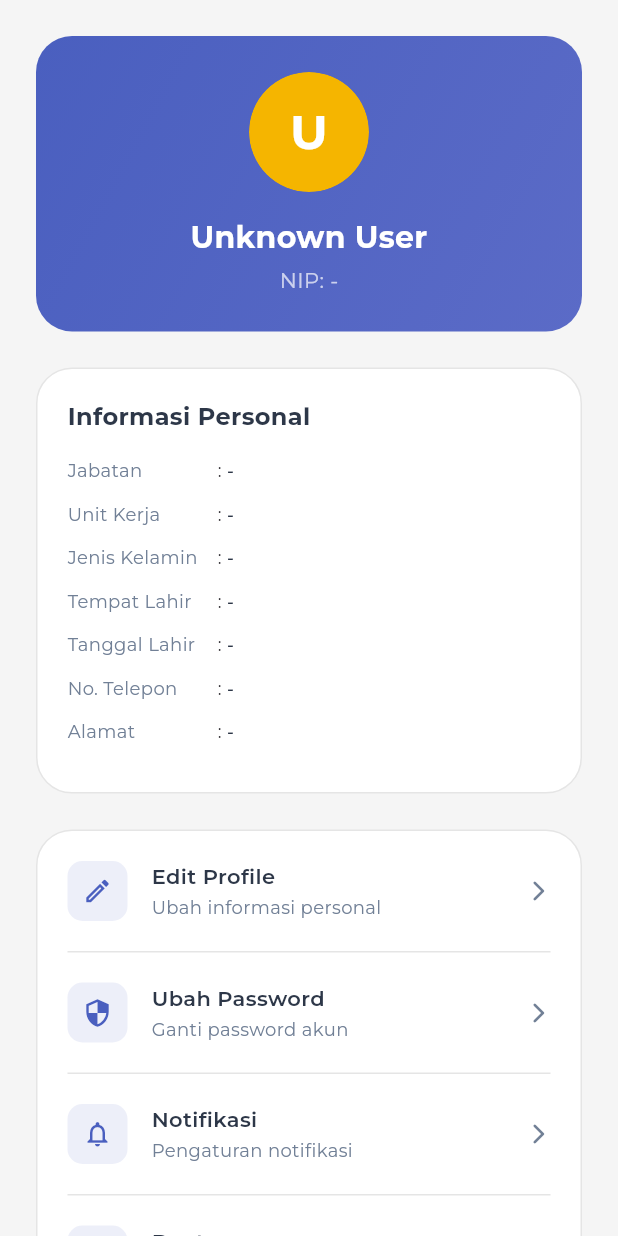
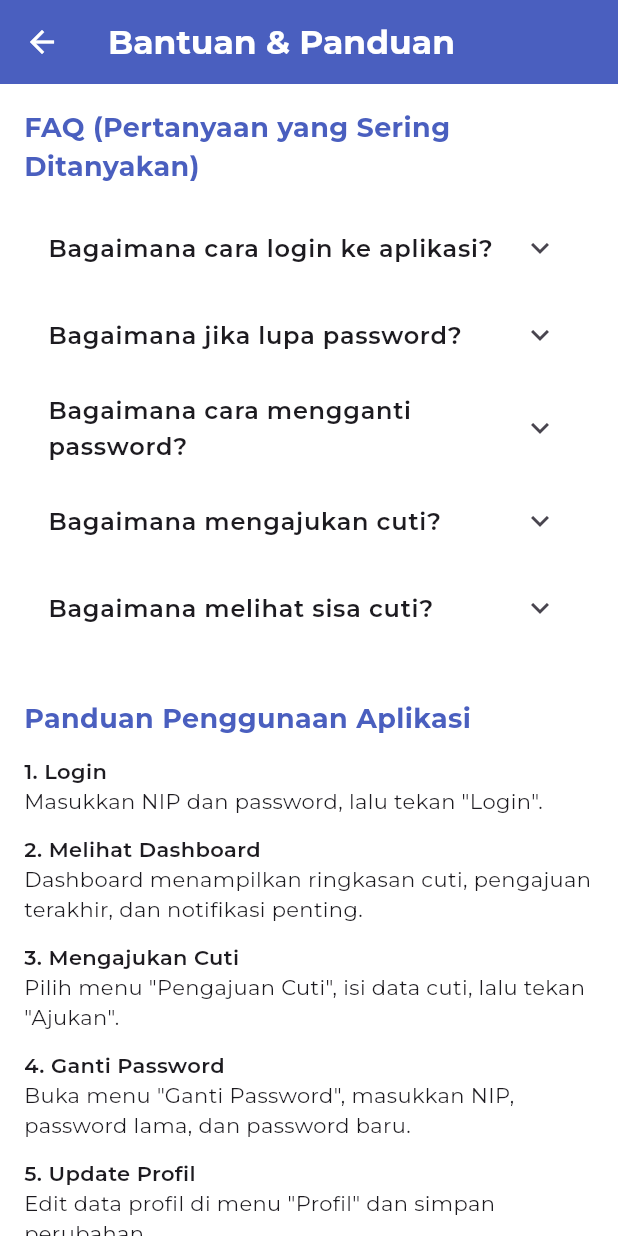
Before and after one commit to ririks/Project-mobile, a Flutter app: the StafProfileScreen screen opened directly, after a tap on "Bantuan", on a phone screen of 412 x 824 dp. Run offline on Flutter 3.47's test engine with Material 3 defaults, Android fonts, the phone set to English and light mode, and no system bars; our stand-ins replace file_picker, flutter_slidable, google_fonts, image_picker, shared_preferences, supabase_flutter; accounts and stored records are empty.

Commit message:
update help

```diff
--- a/jedapus/lib/app.dart
+++ b/jedapus/lib/app.dart
@@ -43,6 +43,7 @@ class _JedapusAppState extends State<JedapusApp> {
           ),
         ),
       ),
+      debugShowCheckedModeBanner: false,
       home: Consumer<AuthProvider>(
         builder: (context, auth, _) {
           if (kDebugMode) {
--- a/jedapus/lib/presentation/screens/shared/help_screen.dart
+++ b/jedapus/lib/presentation/screens/shared/help_screen.dart
@@ -0,0 +1,169 @@
+import 'package:flutter/material.dart';
+import 'package:google_fonts/google_fonts.dart';
+
+class HelpScreen extends StatelessWidget {
+  const HelpScreen({super.key});
+
+  @override
+  Widget build(BuildContext context) {
+    return Scaffold(
+      appBar: AppBar(
+        title: Text(
+          'Bantuan & Panduan',
+          style: GoogleFonts.montserrat(fontWeight: FontWeight.bold),
+        ),
+        backgroundColor: const Color(0xFF4A5FBF),
+        foregroundColor: Colors.white,
+      ),
+      body: ListView(
+        padding: const EdgeInsets.all(16),
+        children: [
+          Text(
+            'FAQ (Pertanyaan yang Sering Ditanyakan)',
+            style: GoogleFonts.montserrat(
+              fontSize: 18,
+              fontWeight: FontWeight.bold,
+              color: const Color(0xFF4A5FBF),
+            ),
+          ),
+          const SizedBox(height: 12),
+          _buildFAQSection(),
+          const SizedBox(height: 32),
+          Text(
+            'Panduan Penggunaan Aplikasi',
+            style: GoogleFonts.montserrat(
+              fontSize: 18,
+              fontWeight: FontWeight.bold,
+              color: const Color(0xFF4A5FBF),
+            ),
+          ),
+          const SizedBox(height: 12),
+          _buildGuideSection(),
+        ],
+      ),
+    );
+  }
+
+  Widget _buildFAQSection() {
+    return Column(
+      children: [
+        ExpansionTile(
+          title: Text('Bagaimana cara login ke aplikasi?', style: GoogleFonts.montserrat(fontWeight: FontWeight.w600)),
+          children: [
+            ListTile(
+              title: Text(
+                'Masukkan NIP dan password Anda pada halaman login, lalu tekan tombol "Login". Jika data benar, Anda akan masuk ke dashboard.',
+                style: GoogleFonts.montserrat(),
+              ),
+            ),
+          ],
+        ),
+        ExpansionTile(
+          title: Text('Bagaimana jika lupa password?', style: GoogleFonts.montserrat(fontWeight: FontWeight.w600)),
+          children: [
+            ListTile(
+              title: Text(
+                'Silakan hubungi admin HRD untuk reset password. Fitur reset otomatis belum tersedia.',
+                style: GoogleFonts.montserrat(),
+              ),
+            ),
+          ],
+        ),
+        ExpansionTile(
+          title: Text('Bagaimana cara mengganti password?', style: GoogleFonts.montserrat(fontWeight: FontWeight.w600)),
+          children: [
+            ListTile(
+              title: Text(
+                'Buka menu "Ganti Password", masukkan NIP, password lama, dan password baru. Pastikan password lama benar agar bisa mengganti password.',
+                style: GoogleFonts.montserrat(),
+              ),
+            ),
+          ],
+        ),
+        ExpansionTile(
+          title: Text('Bagaimana mengajukan cuti?', style: GoogleFonts.montserrat(fontWeight: FontWeight.w600)),
+          children: [
+            ListTile(
+              title: Text(
+                'Pilih menu "Pengajuan Cuti", isi form pengajuan sesuai kebutuhan, lalu tekan "Ajukan". Pengajuan akan diproses oleh atasan/HRD.',
+                style: GoogleFonts.montserrat(),
+              ),
+            ),
+          ],
+        ),
+        ExpansionTile(
+          title: Text('Bagaimana melihat sisa cuti?', style: GoogleFonts.montserrat(fontWeight: FontWeight.w600)),
+          children: [
+            ListTile(
+              title: Text(
+                'Sisa cuti dapat dilihat di halaman dashboard atau pada menu "Hak Cuti".',
+                style: GoogleFonts.montserrat(),
+              ),
+            ),
+          ],
+        ),
+      ],
+    );
+  }
+
+  Widget _buildGuideSection() {
+    return Column(
+      crossAxisAlignment: CrossAxisAlignment.start,
+      children: [
+        Text(
+          '1. Login',
+          style: GoogleFonts.montserrat(fontWeight: FontWeight.w600),
+        ),
+        Text(
+          'Masukkan NIP dan password, lalu tekan "Login".',
+          style: GoogleFonts.montserrat(),
+        ),
+        const SizedBox(height: 12),
+        Text(
+          '2. Melihat Dashboard',
+          style: GoogleFonts.montserrat(fontWeight: FontWeight.w600),
+        ),
+        Text(
+          'Dashboard menampilkan ringkasan cuti, pengajuan terakhir, dan notifikasi penting.',
+          style: GoogleFonts.montserrat(),
+        ),
+        const SizedBox(height: 12),
+        Text(
+          '3. Mengajukan Cuti',
+          style: GoogleFonts.montserrat(fontWeight: FontWeight.w600),
+        ),
+        Text(
+          'Pilih menu "Pengajuan Cuti", isi data cuti, lalu tekan "Ajukan".',
+          style: GoogleFonts.montserrat(),
+        ),
+        const SizedBox(height: 12),
+        Text(
+          '4. Ganti Password',
+          style: GoogleFonts.montserrat(fontWeight: FontWeight.w600),
+        ),
+        Text(
+          'Buka menu "Ganti Password", masukkan NIP, password lama, dan password baru.',
+          style: GoogleFonts.montserrat(),
+        ),
+        const SizedBox(height: 12),
+        Text(
+          '5. Update Profil',
+          style: GoogleFonts.montserrat(fontWeight: FontWeight.w600),
+        ),
+        Text(
+          'Edit data profil di menu "Profil" dan simpan perubahan.',
+          style: GoogleFonts.montserrat(),
+        ),
+        const SizedBox(height: 12),
+        Text(
+          '6. Notifikasi',
+          style: GoogleFonts.montserrat(fontWeight: FontWeight.w600),
+        ),
+        Text(
+          'Cek notifikasi untuk informasi terbaru terkait cuti dan status pengajuan.',
+          style: GoogleFonts.montserrat(),
+        ),
+      ],
+    );
+  }
+}
--- a/jedapus/lib/presentation/screens/staf/staf_profile.dart
+++ b/jedapus/lib/presentation/screens/staf/staf_profile.dart
@@ -1,6 +1,7 @@
 import 'package:flutter/material.dart';
 import 'package:jedapus/presentation/screens/shared/edit_profile_screen.dart';
 import 'package:jedapus/presentation/screens/shared/change_password_screen.dart';
+import 'package:jedapus/presentation/screens/shared/help_screen.dart';
 import 'package:provider/provider.dart';
 import 'package:google_fonts/google_fonts.dart';
 import 'dart:convert';
@@ -296,8 +297,17 @@ class StafProfileScreen extends StatelessWidget {
             icon: Icons.help_outline,
             title: 'Bantuan',
             subtitle: 'FAQ dan panduan aplikasi',
-            onTap: () {
-              // Navigate to help
+            onTap: () async {
+              final result = await Navigator.push(
+                context,
+                MaterialPageRoute(builder: (_) => const HelpScreen()),
+              );
+
+              // Refresh data jika ada perubahan
+              if (result == true) {
+                final authProvider = Provider.of<AuthProvider>(context, listen: false);
+                await authProvider.refreshUser();
+              }
             },
           ),
         ],
```
